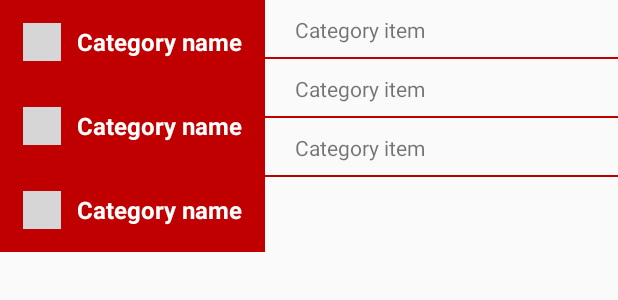
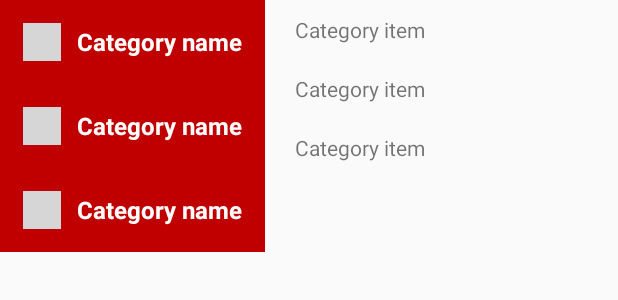
Before and after one commit to Ojasvi-Jalal/SystemDesignProject-Team2, an Android app: the layout activity_picker.xml on its own in the app's theme, with its tools: preview values and no code run, on a phone screen of 412 x 824 dp. Shown: the top 300 px of the screen. Run offline under Robolectric (Android 15) with nearby library versions, the light colour scheme and no system bars; grey boxes are pictures that could not be loaded.

Commit message:
Interface fixes

```diff
--- a/android-app/app/src/main/java/com/example/ojasvi/roboreachapp/Main.kt
+++ b/android-app/app/src/main/java/com/example/ojasvi/roboreachapp/Main.kt
@@ -12,8 +12,11 @@ import android.os.Bundle
 import android.os.Handler
 import android.support.design.widget.Snackbar
 import android.support.v7.app.AlertDialog
+import android.support.v7.widget.DividerItemDecoration
 import android.support.v7.widget.LinearLayoutManager
 import android.support.v7.widget.RecyclerView
+import android.support.v7.widget.RecyclerView.HORIZONTAL
+import android.support.v7.widget.RecyclerView.VERTICAL
 import android.text.InputType
 import android.util.Log
 import android.view.View
@@ -438,15 +441,18 @@ class Main : AppCompatActivity() {
             lookupDatabase["Food"]?.add("Orange")
             lookupDatabase["Food"]?.add("Kiwi")
             lookupDatabase["Food"]?.add("Pear")
+            lookupDatabase["Food"]?.add("Garlic")
             lookupDatabase["Drinks"] = mutableListOf()
             lookupDatabase["Drinks"]?.add("Coke")
             lookupDatabase["Drinks"]?.add("Juice")
             lookupDatabase["Drinks"]?.add("Water")
+            lookupDatabase["Drinks"]?.add("Energy drink")
             val pickerDialog = AlertDialog.Builder(this)
                     .setView(R.layout.activity_picker)
                     .show()
             val categoriesView = pickerDialog.findViewById<RecyclerView>(R.id.categories)
             val itemsView = pickerDialog.findViewById<RecyclerView>(R.id.items)
+            itemsView?.addItemDecoration(DividerItemDecoration(this, VERTICAL))
             categoriesView?.layoutManager = LinearLayoutManager(this, LinearLayout.VERTICAL, false)
             categoriesView?.adapter = CategoryAdapter(lookupDatabase, itemsView, alertDialog, pickerDialog)
         }
--- a/android-app/app/src/main/res/layout/activity_picker.xml
+++ b/android-app/app/src/main/res/layout/activity_picker.xml
@@ -2,7 +2,7 @@
 <LinearLayout xmlns:android="http://schemas.android.com/apk/res/android"
     xmlns:app="http://schemas.android.com/apk/res-auto"
     xmlns:tools="http://schemas.android.com/tools"
-    android:layout_width="wrap_content"
+    android:layout_width="match_parent"
     android:layout_height="wrap_content"
     android:orientation="horizontal">
 
@@ -15,7 +15,7 @@
 
         <android.support.v7.widget.RecyclerView
             android:id="@+id/items"
-            android:layout_width="wrap_content"
+            android:layout_width="match_parent"
             android:layout_height="match_parent"
             tools:listitem="@layout/item" />
 
--- a/android-app/app/src/main/res/layout/item.xml
+++ b/android-app/app/src/main/res/layout/item.xml
@@ -1,9 +1,8 @@
 <?xml version="1.0" encoding="utf-8"?>
 <RelativeLayout xmlns:android="http://schemas.android.com/apk/res/android"
     xmlns:tools="http://schemas.android.com/tools"
-    android:layout_width="wrap_content"
-    android:layout_height="wrap_content"
-    android:background="@drawable/border">
+    android:layout_width="match_parent"
+    android:layout_height="wrap_content">
 
     <LinearLayout
         android:layout_width="match_parent"
```
Also changed, not shown: 1 other file.
